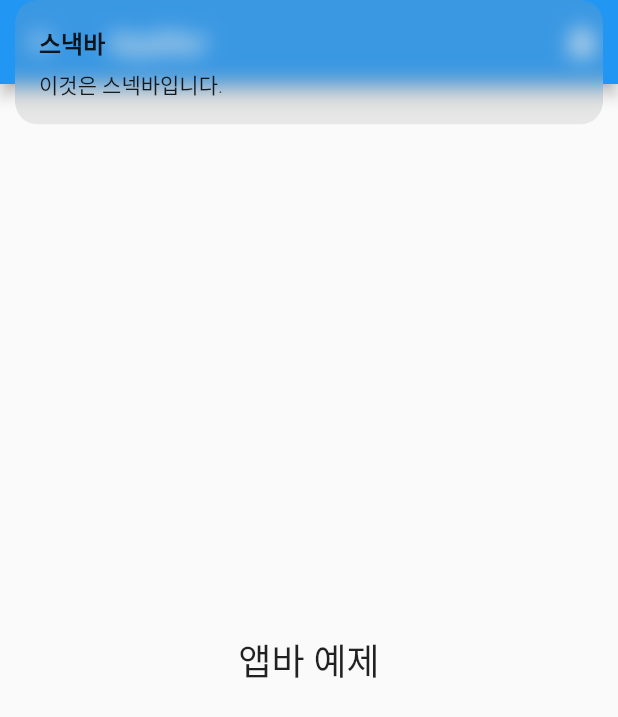
After one commit to tranzal/flutterSample, a Flutter app: the AppbarWidget screen opened directly, after a tap on the "add alert" icon, on a phone screen of 412 x 824 dp. The commit adds this screen. Shown: the top 717 px of the screen. Run offline on Flutter 3.47's test engine with Material 2 defaults, Android fonts, the phone set to English and light mode, and no system bars; our stand-ins replace firebase_auth, firebase_core, firebase_messaging, flutter_local_notifications, get, google_sign_in and 5 more; missing offline and left inert: flutter_inappwebview; accounts and stored records are empty.

Commit message:
appbar 추가

```diff
--- /dev/null
+++ b/lib/widgetSample/widget/AppbarWidget.dart
@@ -0,0 +1,29 @@
+
+
+import 'package:flutter/material.dart';
+import 'package:get/get.dart';
+
+class AppbarWidget extends StatelessWidget {
+  @override
+  Widget build(BuildContext context) {
+    return Scaffold(
+      appBar: AppBar(
+        title: const Text('AppBar'),
+        actions: <Widget>[
+          IconButton(
+              onPressed: () {
+                Get.snackbar('스낵바', '이것은 스넥바입니다.');
+              },
+              icon: const Icon(Icons.add_alert)
+          )
+        ],
+      ),
+      body: const Center(
+        child: Text(
+          '앱바 예제',
+          style: TextStyle(fontSize: 24),
+        ),
+      ),
+    );
+  }
+}
```
Also changed, not shown: lib/widgetSample/widget_main_sample.dart (+4 -25 lines).
